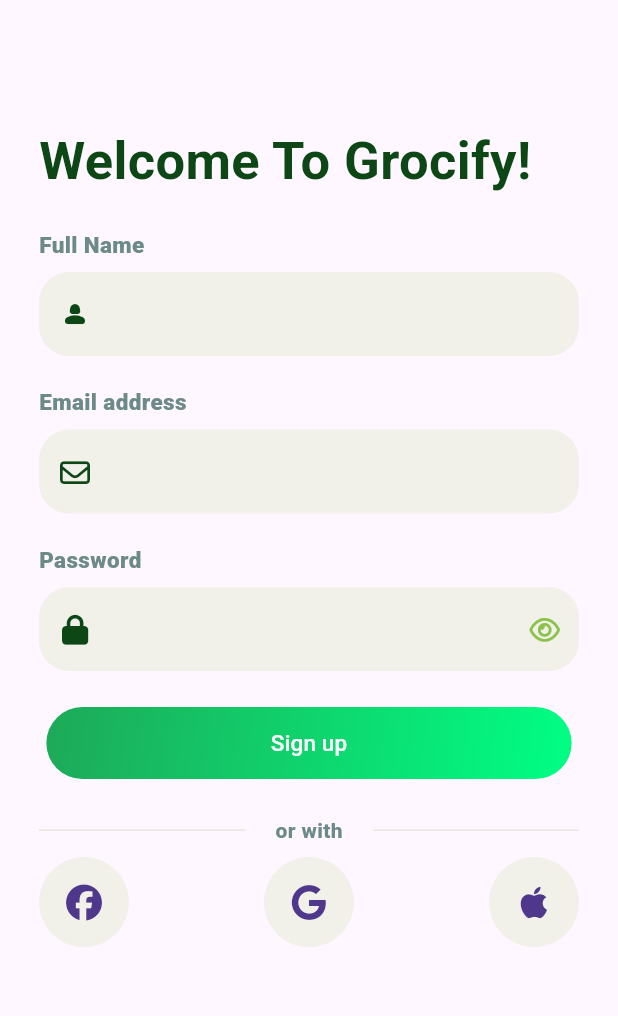
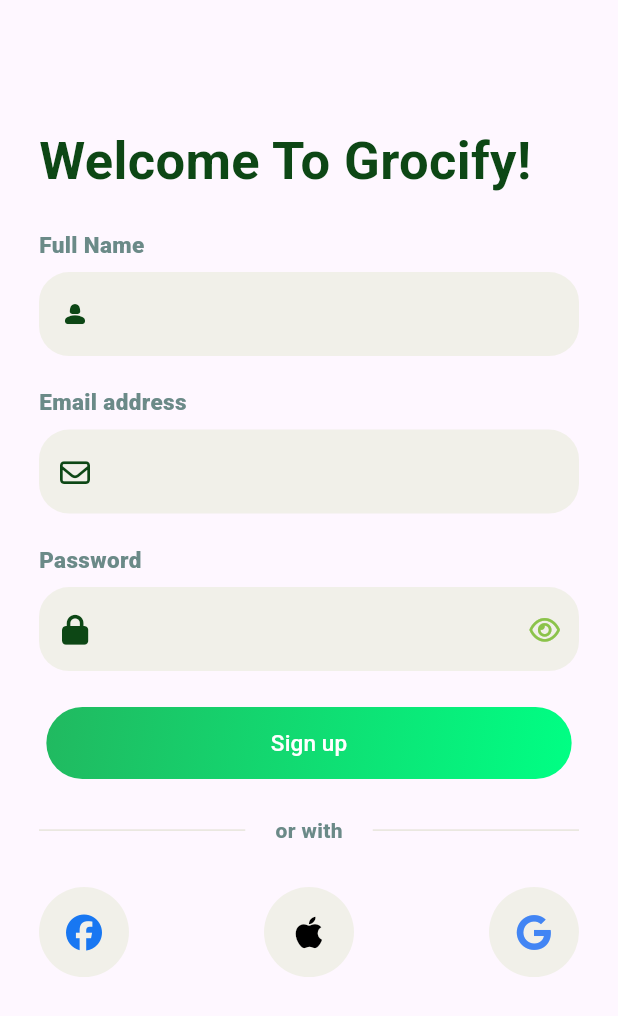
Before and after one commit to shahdhoss/ecommerce-app-demo, a Flutter app: the Signup screen opened directly, on a phone screen of 412 x 824 dp. Shown: the top 1016 px of the screen. Run offline on Flutter 3.47's test engine with Material 3 defaults, Android fonts, the light colour scheme and no system bars; our stand-ins replace font_awesome_flutter; missing offline and left inert: mongo_dart.

Commit message:
small changes in the login and signup page layout

```diff
--- a/frontend/ecommerce_demo/lib/details.dart
+++ b/frontend/ecommerce_demo/lib/details.dart
@@ -1,5 +1,6 @@
 import 'dart:ui';
 
+import 'package:ecommerce_demo/bottom_nav_bar.dart';
 import 'package:flutter/material.dart';
 
 class ProductDetails extends StatefulWidget {
@@ -48,7 +49,7 @@
                     color: Color(0xff0D4715),
                     icon: Icon(Icons.arrow_back),
                     onPressed: () {
-                      Navigator.pushReplacementNamed(context, "/search");
+                      Navigator.pushReplacementNamed(context, "/");
                     },
                   ),
                 ),
--- a/frontend/ecommerce_demo/lib/signup.dart
+++ b/frontend/ecommerce_demo/lib/signup.dart
@@ -188,7 +188,7 @@
                 decoration: BoxDecoration(
                   gradient: LinearGradient(
                     colors: [
-                      Color.fromARGB(255, 30, 169, 88),
+                      Color.fromARGB(255, 33, 185, 96),
                       Color.fromARGB(255, 0, 255, 132),
                     ],
                     begin: Alignment.topLeft,
@@ -241,14 +241,19 @@
                 ],
               ),
             ),
-            Row(
+            Padding(
+              padding: const EdgeInsets.fromLTRB(0, 20, 0, 20),
+              child: Row(
                 mainAxisAlignment: MainAxisAlignment.spaceBetween,
                 children: [
                   CircleAvatar(
                     radius: 30,
                     backgroundColor: Color(0xffF1F0E9),
                     child: IconButton(
-                    icon: Icon(FontAwesomeIcons.facebook),
+                      icon: Icon(
+                        FontAwesomeIcons.facebook,
+                        color: Color(0xFF1877F2),
+                      ),
                       onPressed: () {},
                     ),
                   ),
@@ -256,7 +261,10 @@
                     radius: 30,
                     backgroundColor: Color(0xffF1F0E9),
                     child: IconButton(
-                    icon: Icon(FontAwesomeIcons.google),
+                      icon: Icon(
+                        FontAwesomeIcons.apple,
+                        color: Color(0xFF000000),
+                      ),
                       onPressed: () {},
                     ),
                   ),
@@ -264,11 +272,15 @@
                     radius: 30,
                     backgroundColor: Color(0xffF1F0E9),
                     child: IconButton(
-                    icon: Icon(FontAwesomeIcons.apple),
+                      icon: Icon(
+                        FontAwesomeIcons.google,
+                        color: Color(0xFF4285F4),
+                      ),
                       onPressed: () {},
                     ),
                   ),
                 ],
+              ),
             ),
           ],
         ),
```
Also changed, not shown: frontend/ecommerce_demo/lib/bottom_nav_bar.dart (added, +48 -0 lines), frontend/ecommerce_demo/lib/login.dart (+16 -4 lines), frontend/ecommerce_demo/lib/main.dart (+3 -40 lines). Lines whose indentation alone changed are shown as unchanged.
